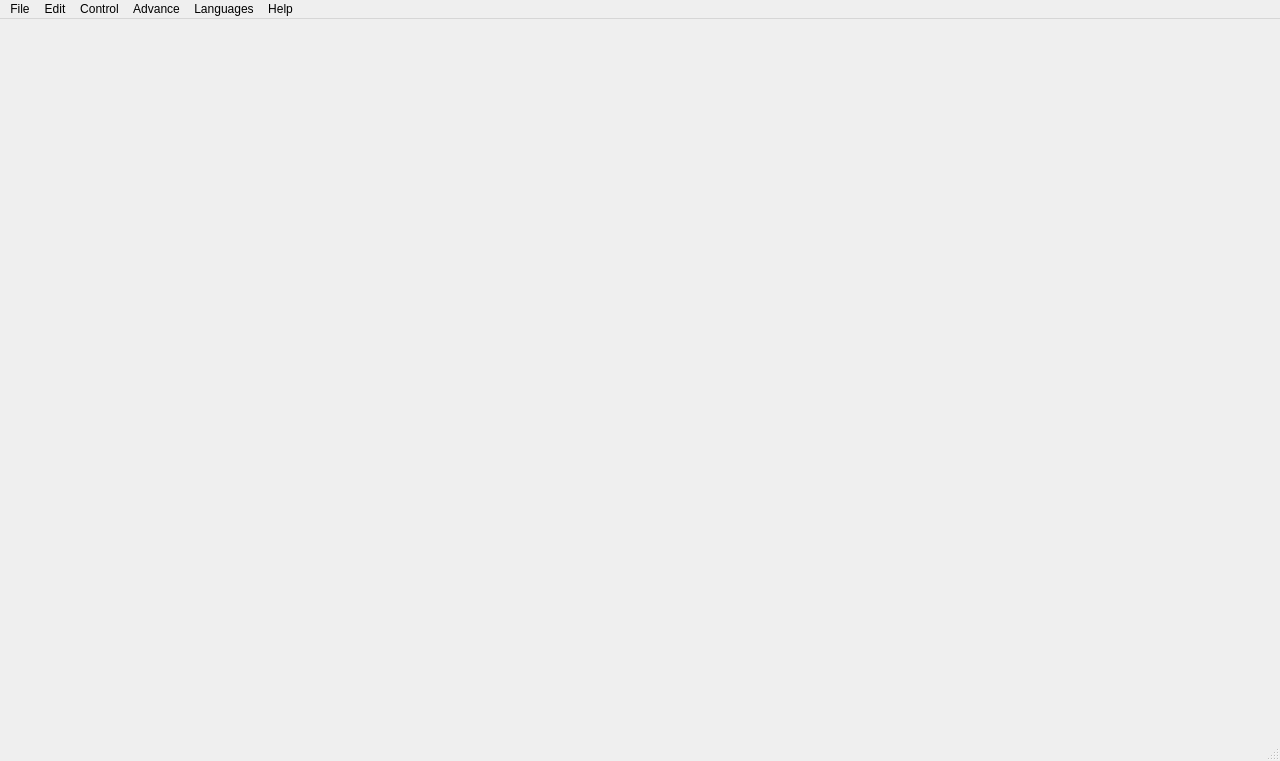
Before: the Qt Designer form ui/mainwindow.ui in TechxArtisanStudio/Openterface_QT, drawn with Qt 5.
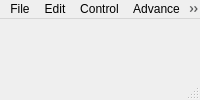
After: the same form once the commit is applied.

Commit message: Update ARM64 build workflow to include 'mane' branch and adjust MainWindow size and position logic

```diff
--- a/ui/mainwindow.ui
+++ b/ui/mainwindow.ui
@@ -2,14 +2,6 @@
 <ui version="4.0">
  <class>MainWindow</class>
  <widget class="QMainWindow" name="MainWindow">
-  <property name="geometry">
-   <rect>
-    <x>0</x>
-    <y>0</y>
-    <width>1280</width>
-    <height>761</height>
-   </rect>
-  </property>
   <property name="cursor">
    <cursorShape>ArrowCursor</cursorShape>
   </property>
```
The commit also changes 2 other files.
